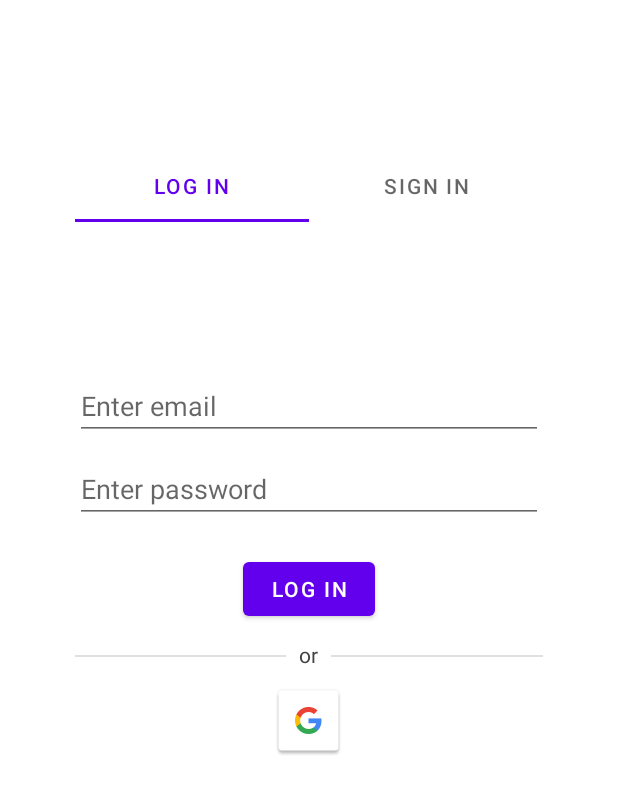
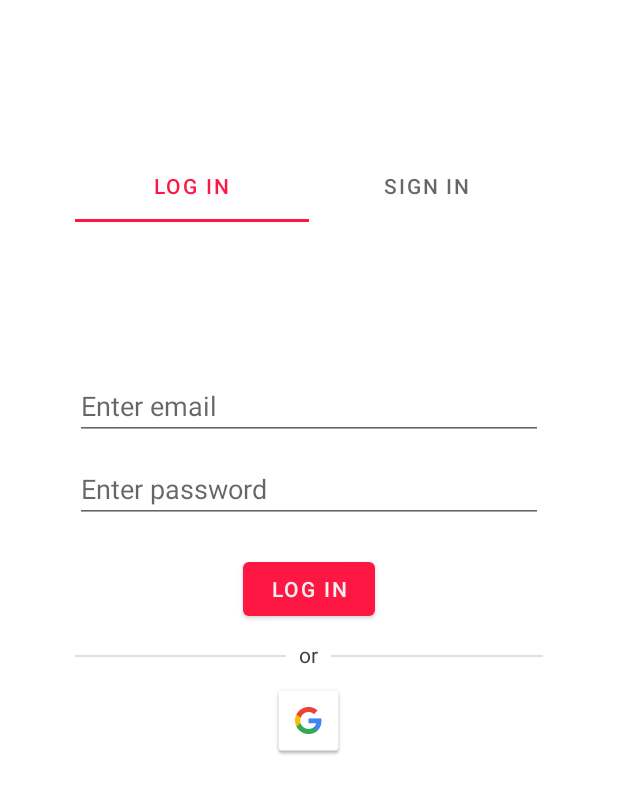
Before and after one commit to Ac-Ayi-Kodlamaz/RadyoBilkentApp, an Android app: the screen it shows after launch (RegisterActivity), on a phone screen of 412 x 824 dp. Shown: the top 794 px of the screen. Run offline under Robolectric (Android 15) with nearby library versions, the phone set to English and light mode, and no system bars; our stand-ins replace Firebase (no records; nobody signed in at launch, a user with empty details on screens opened directly).

Commit message:
Changed the main colors to use our own chosen colors from the themes
This push will change the color of default objects like buttons, notification bar and other things. //Use the secondary colors to use for not interactable GUI elements

```diff
--- a/RadyoBilkentAndroid/app/src/main/res/values/themes.xml
+++ b/RadyoBilkentAndroid/app/src/main/res/values/themes.xml
@@ -2,15 +2,15 @@
     <!-- Base application theme. -->
     <style name="Theme.RadyoBilkentAndroid" parent="Theme.MaterialComponents.DayNight.NoActionBar">
         <!-- Primary brand color. -->
-        <item name="colorPrimary">@color/purple_500</item>
-        <item name="colorPrimaryVariant">@color/purple_700</item>
-        <item name="colorOnPrimary">@color/white</item>
+        <item name="colorPrimary">@color/button_red</item>
+        <item name="colorPrimaryVariant">@color/yes_interact</item>
+        <item name="colorOnPrimary">@color/bilkent_gray</item>
         <!-- Secondary brand color. -->
-        <item name="colorSecondary">@color/teal_200</item>
-        <item name="colorSecondaryVariant">@color/teal_700</item>
-        <item name="colorOnSecondary">@color/black</item>
+        <item name="colorSecondary">@color/button_skin</item>
+        <item name="colorSecondaryVariant">@color/no_interact</item>
+        <item name="colorOnSecondary">@color/bilkent_gray</item>
         <!-- Status bar color. -->
-        <item name="android:statusBarColor" tools:targetApi="l">?attr/colorPrimaryVariant</item>
+        <item name="android:statusBarColor" tools:targetApi="l">?attr/colorSecondaryVariant</item>
         <!-- Customize your theme here. -->
     </style>
 </resources>
```
